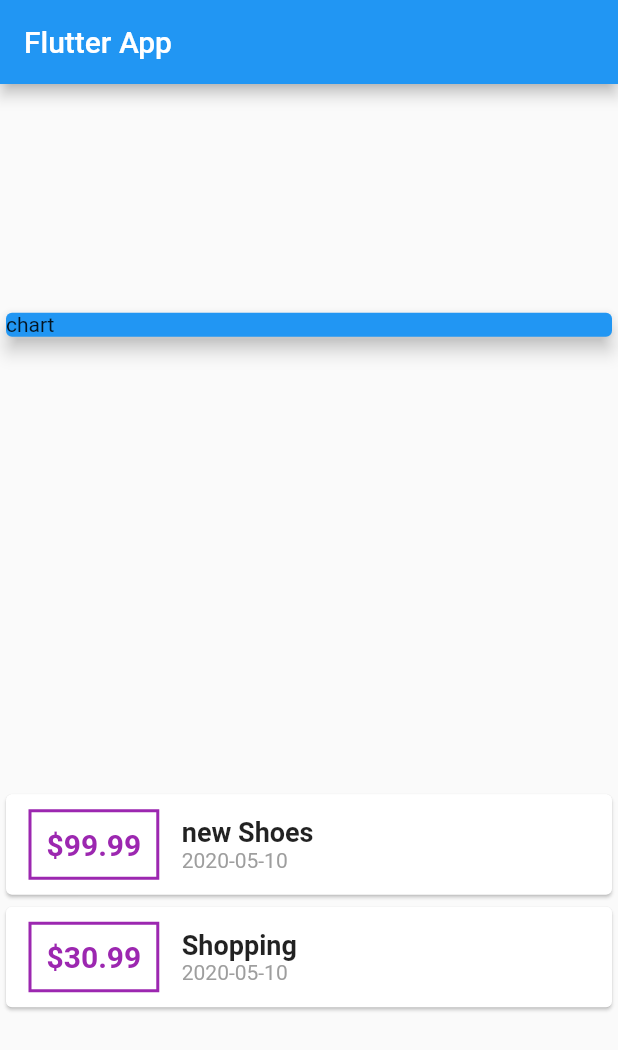
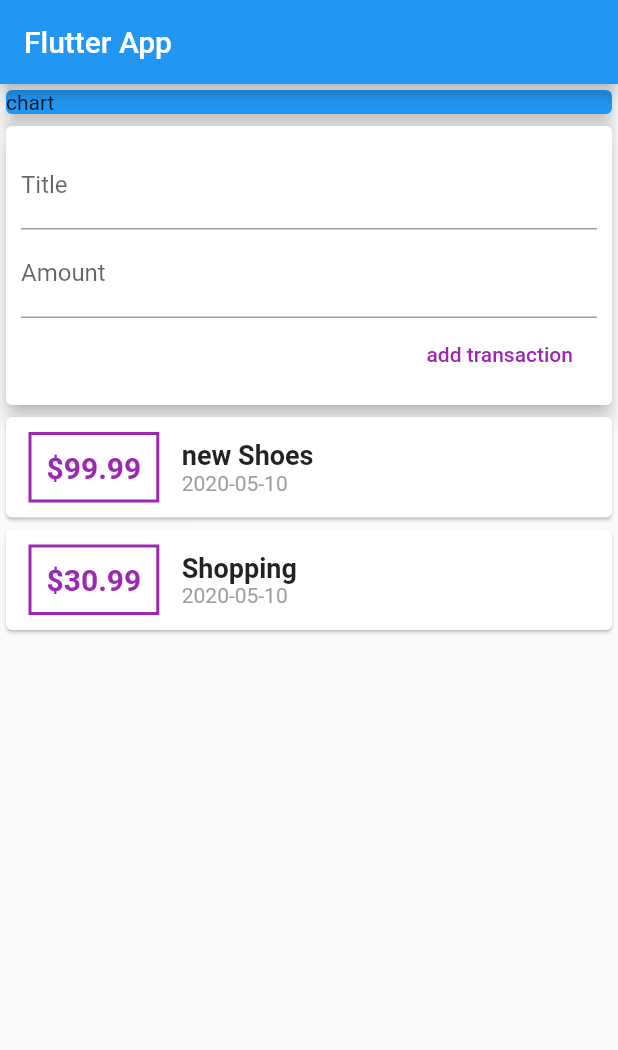
Before and after one commit to AlexStotch/expensesFlutter, a Flutter app: the screen it shows after launch, on a phone screen of 412 x 824 dp. Shown: the top 1050 px of the screen. Run offline on Flutter 3.47's test engine with Material 2 defaults, Android fonts, the phone set to English and light mode, and no system bars.

Commit message:
refacto app in multiple widgets

```diff
--- a/expenses_app/lib/main.dart
+++ b/expenses_app/lib/main.dart
@@ -1,7 +1,7 @@
 import 'package:flutter/material.dart';
-import 'package:intl/intl.dart';
 
-import 'package:expenses_app/transaction.dart';
+import './widgets/user_transaction.dart';
+
 void main() => runApp(MyApp());
 
 class MyApp extends StatelessWidget {
@@ -15,20 +15,6 @@ class MyApp extends StatelessWidget {
 }
 
 class MyHomePage extends StatelessWidget {
-  final List<Transaction> transactions = [
-    Transaction(
-      id: 't1',
-      title: 'new Shoes',
-      amount: 99.99,
-      date: DateTime.now(),
-    ),
-    Transaction(
-      id: 't2',
-      title: 'Shopping',
-      amount: 30.99,
-      date: DateTime.now(),
-    )
-  ];
   @override
   Widget build(BuildContext context) {
     return Scaffold(
@@ -36,7 +22,7 @@ class MyHomePage extends StatelessWidget {
         title: Text('Flutter App'),
       ),
       body: Column(
-        mainAxisAlignment: MainAxisAlignment.spaceAround,
+        crossAxisAlignment: CrossAxisAlignment.stretch,
         children: <Widget>[
           Container(
             width: double.infinity,
@@ -48,51 +34,7 @@ class MyHomePage extends StatelessWidget {
               elevation: 5,
             ),
           ),
-          Column(
-              children: transactions.map((tx) {
-            return Card(
-              child: Row(
-                children: <Widget>[
-                  Container(
-                    margin: EdgeInsets.symmetric(
-                      vertical: 10,
-                      horizontal: 15,
-                    ),
-                    decoration: BoxDecoration(
-                      border: Border.all(
-                        color: Colors.purple,
-                        width: 2,
-                      ),
-                    ),
-                    padding: EdgeInsets.all(10),
-                    child: Text(
-                      '\$${tx.amount}',
-                      style: TextStyle(
-                          fontWeight: FontWeight.bold,
-                          fontSize: 20,
-                          color: Colors.purple),
-                    ),
-                  ),
-                  Column(
-                    crossAxisAlignment: CrossAxisAlignment.start,
-                    children: <Widget>[
-                      Text(
-                        tx.title,
-                        style: TextStyle(
-                          fontSize: 18,
-                          fontWeight: FontWeight.bold,
-                        ),
-                      ),
-                      Text(
-                        DateFormat('yyyy-MM-dd').format(tx.date),
-                        style: TextStyle(color: Colors.grey),
-                      )
-                    ],
-                  )
-                ],
-              ),
-            );
-          }).toList()),
+          UserTransaction(),
         ],
       ),
     );
--- /dev/null
+++ b/expenses_app/lib/widgets/new_transaction.dart
@@ -0,0 +1,42 @@
+import 'package:flutter/material.dart';
+
+class NewTransaction extends StatelessWidget {
+  final tilteController = TextEditingController();
+  final amountController = TextEditingController();
+  final Function addTx;
+
+  NewTransaction(this.addTx);
+
+  @override
+  Widget build(BuildContext context) {
+    return Card(
+      elevation: 5,
+      child: Container(
+        padding: EdgeInsets.all(10),
+        child: Column(
+          crossAxisAlignment: CrossAxisAlignment.end,
+          children: <Widget>[
+            TextField(
+              decoration: InputDecoration(labelText: 'Title'),
+              controller: tilteController,
+            ),
+            TextField(
+              decoration: InputDecoration(labelText: 'Amount'),
+              controller: amountController,
+            ),
+            FlatButton(
+              child: Text('add transaction'),
+              textColor: Colors.purple,
+              onPressed: () {
+                addTx(
+                  tilteController.text,
+                  double.parse(amountController.text),
+                );
+              },
+            )
+          ],
+        ),
+      ),
+    );
+  }
+}
--- /dev/null
+++ b/expenses_app/lib/widgets/transaction_list.dart
@@ -0,0 +1,60 @@
+import 'package:flutter/material.dart';
+import 'package:intl/intl.dart';
+
+import '../models/transaction.dart';
+
+class TransactionList extends StatelessWidget {
+  final List<Transaction> transactions;
+
+  TransactionList(this.transactions);
+
+  @override
+  Widget build(BuildContext context) {
+    return Column(
+      children: transactions.map((tx) {
+        return Card(
+          child: Row(
+            children: <Widget>[
+              Container(
+                margin: EdgeInsets.symmetric(
+                  vertical: 10,
+                  horizontal: 15,
+                ),
+                decoration: BoxDecoration(
+                  border: Border.all(
+                    color: Colors.purple,
+                    width: 2,
+                  ),
+                ),
+                padding: EdgeInsets.all(10),
+                child: Text(
+                  '\$${tx.amount}',
+                  style: TextStyle(
+                      fontWeight: FontWeight.bold,
+                      fontSize: 20,
+                      color: Colors.purple),
+                ),
+              ),
+              Column(
+                crossAxisAlignment: CrossAxisAlignment.start,
+                children: <Widget>[
+                  Text(
+                    tx.title,
+                    style: TextStyle(
+                      fontSize: 18,
+                      fontWeight: FontWeight.bold,
+                    ),
+                  ),
+                  Text(
+                    DateFormat('yyyy-MM-dd').format(tx.date),
+                    style: TextStyle(color: Colors.grey),
+                  )
+                ],
+              )
+            ],
+          ),
+        );
+      }).toList(),
+    );
+  }
+}
--- /dev/null
+++ b/expenses_app/lib/widgets/user_transaction.dart
@@ -0,0 +1,49 @@
+import 'package:flutter/material.dart';
+
+import './new_transaction.dart';
+import './transaction_list.dart';
+import '../models/transaction.dart';
+
+class UserTransaction extends StatefulWidget {
+  @override
+  _UserTransactionState createState() => _UserTransactionState();
+}
+
+class _UserTransactionState extends State<UserTransaction> {
+  final List<Transaction> _userTransactions = [
+    Transaction(
+      id: 't1',
+      title: 'new Shoes',
+      amount: 99.99,
+      date: DateTime.now(),
+    ),
+    Transaction(
+      id: 't2',
+      title: 'Shopping',
+      amount: 30.99,
+      date: DateTime.now(),
+    )
+  ];
+
+  void _addTransaction(String title, double amount) {
+    final newTx = Transaction(
+      title: title,
+      amount: amount,
+      date: DateTime.now(),
+      id: DateTime.now().toString(),
+    );
+    setState(() {
+      _userTransactions.add(newTx);
+    });
+  }
+
+  @override
+  Widget build(BuildContext context) {
+    return Column(
+      children: <Widget>[
+        NewTransaction(_addTransaction),
+        TransactionList(_userTransactions),
+      ],
+    );
+  }
+}
```
Also changed, not shown: expenses_app/lib/models/transaction.dart (renamed from expenses_app/lib/transaction.dart).
